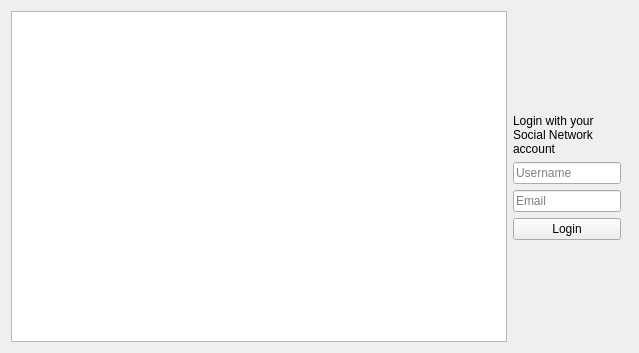
Old version of the form loginwidget.ui in the repository cjwhome/go3treksQt.
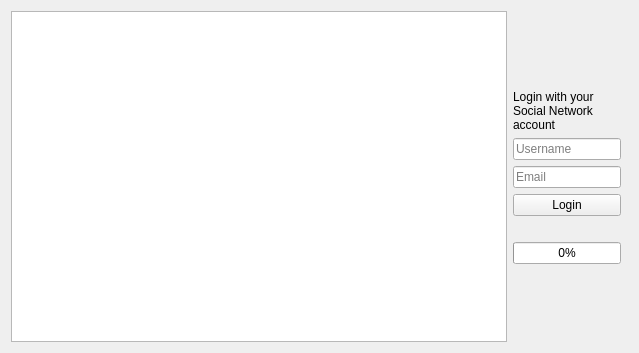
New version of the form.

Commit message: Login completed

Diff of the .ui file:
```diff
--- a/loginwidget.ui
+++ b/loginwidget.ui
@@ -22,7 +22,7 @@
      <property name="rightMargin">
       <number>7</number>
      </property>
-     <item row="5" column="0">
+     <item row="7" column="0">
       <spacer name="verticalSpacer">
        <property name="orientation">
         <enum>Qt::Vertical</enum>
@@ -85,6 +85,32 @@
        </property>
       </widget>
      </item>
+     <item row="6" column="0">
+      <widget class="QProgressBar" name="loginProgressBar">
+       <property name="maximum">
+        <number>10000</number>
+       </property>
+       <property name="value">
+        <number>0</number>
+       </property>
+      </widget>
+     </item>
+     <item row="5" column="0">
+      <spacer name="verticalSpacer_3">
+       <property name="orientation">
+        <enum>Qt::Vertical</enum>
+       </property>
+       <property name="sizeType">
+        <enum>QSizePolicy::Preferred</enum>
+       </property>
+       <property name="sizeHint" stdset="0">
+        <size>
+         <width>20</width>
+         <height>20</height>
+        </size>
+       </property>
+      </spacer>
+     </item>
     </layout>
    </item>
   </layout>
```
Left out of the diff: 14 changed lines with no effect on the pictures. The commit also changes 6 other files.
